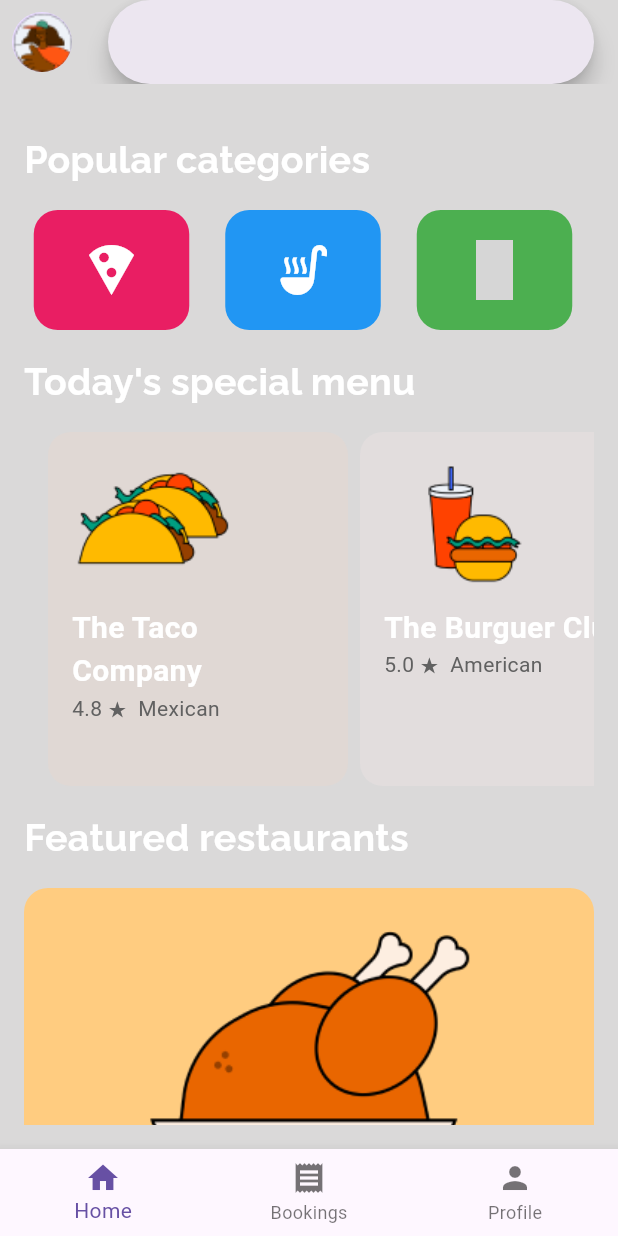
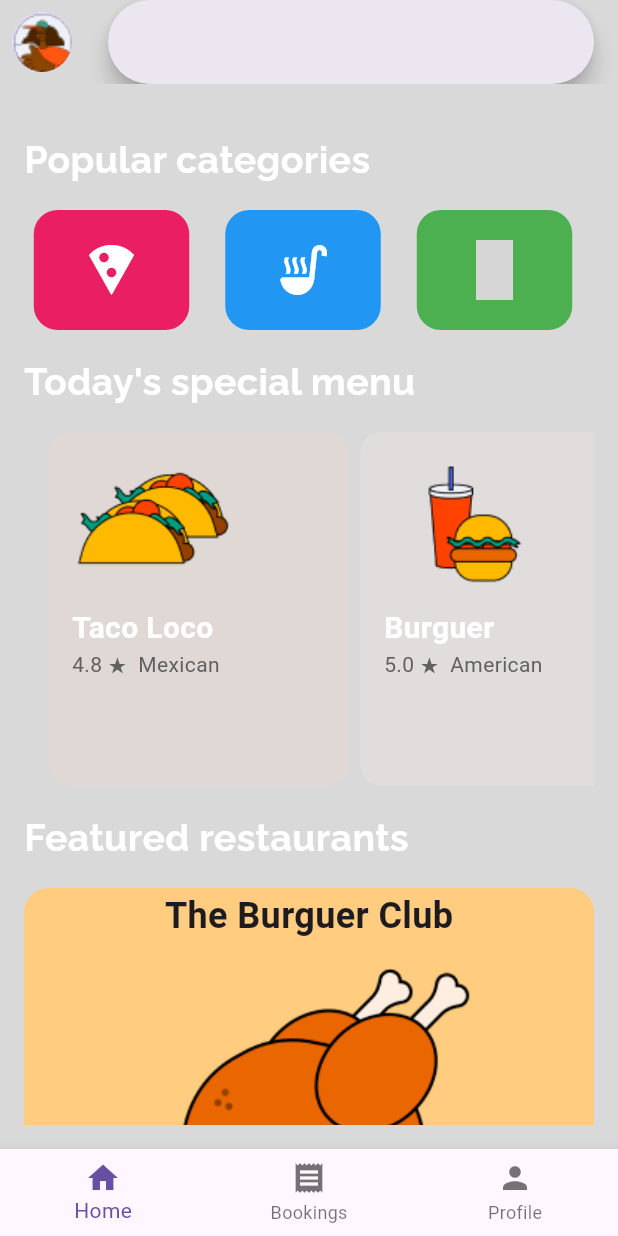
Before and after one commit to Hydeoshy-Kaled/itable-app, a Flutter app: the RestaurantsOverview screen opened by its route, on a phone screen of 412 x 824 dp. Run offline on Flutter 3.47's test engine with Material 3 defaults, Android fonts, the light colour scheme and no system bars; our stand-ins replace dio, flutter_riverpod, google_fonts, material_design_icons_flutter, shared_preferences; accounts and stored records are empty; grey boxes are pictures that could not be loaded.

Commit message:
[UPX-5] ajust restaurant overview

```diff
--- a/lib/pages/restaurants_page/restaurants_overview.dart
+++ b/lib/pages/restaurants_page/restaurants_overview.dart
@@ -133,7 +133,7 @@ class RestaurantsOverviewContent extends StatelessWidget {
               children: [
                 const SizedBox(width: 16),
                 MenuCard(
-                  title: 'The Taco Company',
+                  title: 'Taco Loco',
                   rating: 4.8,
                   cuisine: 'Mexican',
                   imagePath: 'assets/images/tacos.png',
@@ -146,7 +146,7 @@ class RestaurantsOverviewContent extends StatelessWidget {
                 ),
                 const SizedBox(width: 8),
                 MenuCard(
-                  title: 'The Burguer Club',
+                  title: 'Burguer',
                   rating: 5.0,
                   cuisine: 'American',
                   imagePath: 'assets/images/burguer.png',
@@ -159,10 +159,10 @@ class RestaurantsOverviewContent extends StatelessWidget {
                 ),
                 const SizedBox(width: 8),
                 MenuCard(
-                  title: 'Sakura Sabor',
+                  title: 'Lamen',
                   rating: 5.0,
                   cuisine: 'Japanese',
-                  imagePath: 'assets/images/icon_japanese.png',
+                  imagePath: 'assets/images/lamen.png',
                   color: const Color(0xFFFFEBEE),
                   onTap: () {
                     Navigator.of(context).pushNamed(
@@ -188,15 +188,94 @@ class RestaurantsOverviewContent extends StatelessWidget {
                 color: Colors.orange[200],
                 borderRadius: BorderRadius.circular(16),
               ),
-              child: const Center(
-                child: Image(
-                  image: AssetImage('assets/images/chicken.png'),
-                  width: 327,
-                  height: 147,
-                ),
+              child: const Column(
+                mainAxisAlignment: MainAxisAlignment.center,
+                children: [
+                  Text(
+                    'The Burguer Club',
+                    style: TextStyle(
+                      fontSize: 24,
+                      fontWeight: FontWeight.bold,
+                    ),
+                  ),
+                  SizedBox(height: 16),
+                  Image(
+                    image: AssetImage('assets/images/chicken.png'),
+                    width: 327,
+                    height: 147,
+                  ),
+                ],
               ),
             ),
-          )
+          ),
+          const SizedBox(height: 20),
+          GestureDetector(
+            onTap: () {
+              Navigator.of(context).pushNamed(
+                AppRoutes.RESTAURANTS_JAPANESE,
+              );
+            },
+            child: Container(
+              height: 200,
+              width: 343,
+              decoration: BoxDecoration(
+                color: Colors.orange[200],
+                borderRadius: BorderRadius.circular(16),
+              ),
+              child: const Column(
+                mainAxisAlignment: MainAxisAlignment.center,
+                children: [
+                  Text(
+                    'Sakura Sabor',
+                    style: TextStyle(
+                      fontSize: 24,
+                      fontWeight: FontWeight.bold,
+                    ),
+                  ),
+                  SizedBox(height: 16),
+                  Image(
+                    image: AssetImage('assets/images/lamen.png'),
+                    width: 327,
+                    height: 147,
+                  ),
+                ],
+              ),
+            ),
+          ),
+          const SizedBox(height: 20),
+          GestureDetector(
+            onTap: () {
+              Navigator.of(context).pushNamed(
+                AppRoutes.RESTAURANTS_MEXICAN,
+              );
+            },
+            child: Container(
+              height: 200,
+              width: 343,
+              decoration: BoxDecoration(
+                color: Colors.orange[200],
+                borderRadius: BorderRadius.circular(16),
+              ),
+              child: const Column(
+                mainAxisAlignment: MainAxisAlignment.center,
+                children: [
+                  Text(
+                    'The Taco Company',
+                    style: TextStyle(
+                      fontSize: 24,
+                      fontWeight: FontWeight.bold,
+                    ),
+                  ),
+                  SizedBox(height: 16),
+                  Image(
+                    image: AssetImage('assets/images/tacos.png'),
+                    width: 327,
+                    height: 147,
+                  ),
+                ],
+              ),
+            ),
+          ),
         ],
       ),
     );
```
Also changed, not shown: assets/images/lamen.png (renamed from assets/images/icon_japanese.png).
